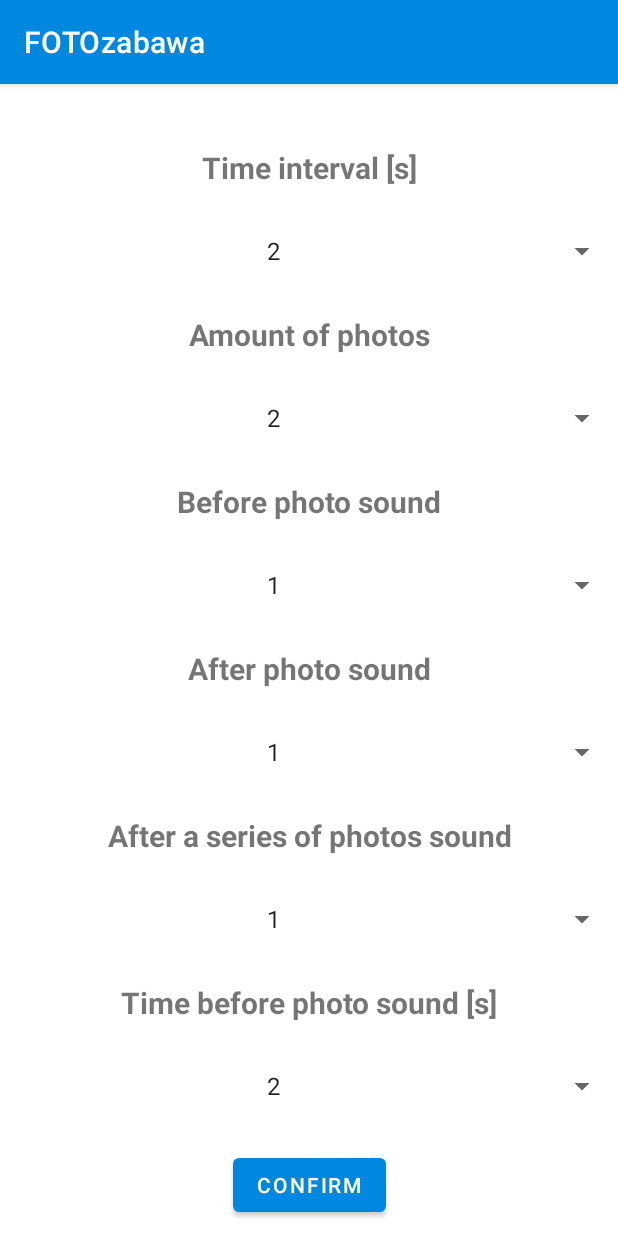
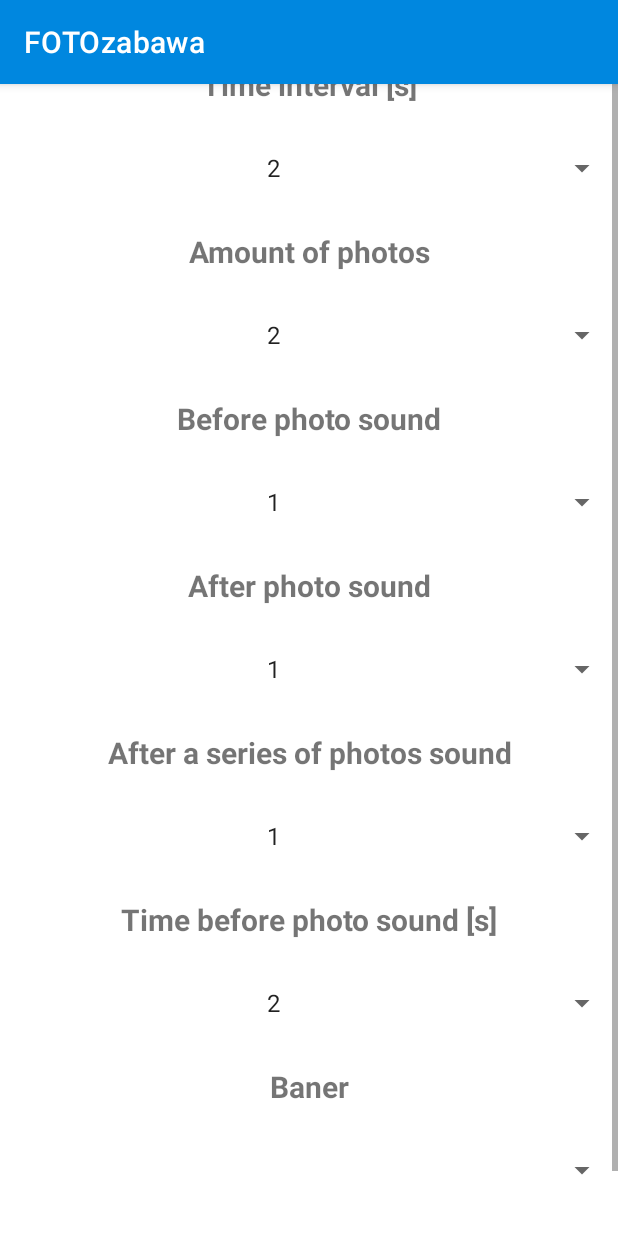
Before and after one commit to ejsiik/FOTOzabawa, an Android app: the SettingsFragment screen opened through its navigation route, on a phone screen of 412 x 824 dp. Run offline under Robolectric (Android 15) with nearby library versions, the phone set to English and light mode, and no system bars; our stand-ins replace Room's generated code; libraries missing offline, so code that uses them is left out: androidx.camera.core, androidx.camera.lifecycle; 5 statements that could not run were skipped.

Commit message:
settings layout update

```diff
--- a/app/src/main/java/com/example/fotozabawa/view/FotoFragment.kt
+++ b/app/src/main/java/com/example/fotozabawa/view/FotoFragment.kt
@@ -181,7 +181,7 @@ class FotoFragment : Fragment() {
                             e.printStackTrace()
                         }
                         it.isEnabled = true
-                    }, 1000)
+                    }, 1500)
                 }
             }
 
--- a/app/src/main/res/layout/fragment_settings.xml
+++ b/app/src/main/res/layout/fragment_settings.xml
@@ -173,6 +173,32 @@ app:layout_constraintHorizontal_bias="0.5"
 app:layout_constraintStart_toStartOf="parent"
 app:layout_constraintTop_toBottomOf="@+id/tvTimeBefore" />
 
+    <TextView
+        android:id="@+id/tvBaner"
+        android:layout_width="wrap_content"
+        android:layout_height="wrap_content"
+        android:layout_marginTop="24dp"
+        android:text="Baner"
+        android:textAlignment="center"
+        android:textSize="20sp"
+        android:textStyle="bold"
+        app:layout_constraintEnd_toEndOf="parent"
+        app:layout_constraintStart_toStartOf="parent"
+        app:layout_constraintTop_toBottomOf="@+id/spinnerTimeBefore" />
+
+    <Spinner
+        android:id="@+id/spinnerBaner"
+        android:layout_width="match_parent"
+        android:layout_height="wrap_content"
+        android:layout_marginTop="24dp"
+        android:contentDescription="@string/app_name"
+        android:minHeight="36dp"
+        android:textAlignment="center"
+        app:layout_constraintEnd_toEndOf="parent"
+        app:layout_constraintStart_toStartOf="parent"
+        app:layout_constraintTop_toBottomOf="@id/tvBaner"
+        android:gravity="center"/>
+
 <Button
 android:id="@+id/btnConfirm"
 android:layout_width="wrap_content"
@@ -181,7 +207,7 @@ android:layout_marginTop="24dp"
 android:text="Confirm"
 app:layout_constraintEnd_toEndOf="parent"
 app:layout_constraintStart_toStartOf="parent"
-app:layout_constraintTop_toBottomOf="@+id/spinnerTimeBefore" />
+app:layout_constraintTop_toBottomOf="@+id/spinnerBaner" />
 
 
     </androidx.constraintlayout.widget.ConstraintLayout>
```
